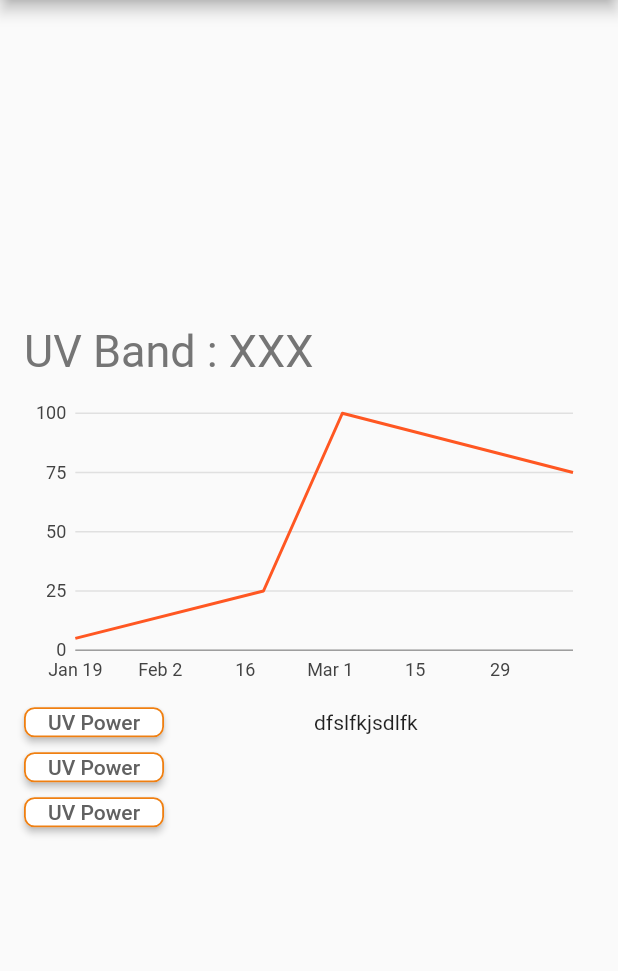
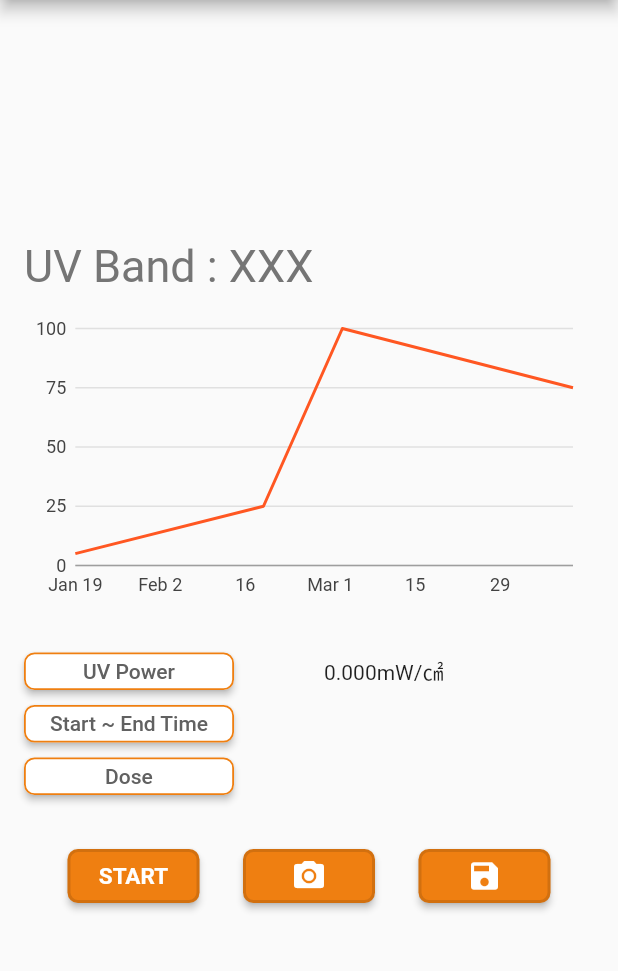
Before and after one commit to yeongeun109/porest_app, a Flutter app: the uvDose screen opened directly, on a phone screen of 412 x 824 dp, the part 84-1055 px from its top. Run offline on Flutter 3.47's test engine with Material 2 defaults, Android fonts, the phone set to English and light mode, and no system bars; our stand-ins replace charts_flutter, connectivity, flutter_blue, google_maps_flutter; missing offline and left inert: google_maps_place_picker, oscilloscope, tree_view, wifi_configuration.

Commit message:
uvDose, uvIndex

```diff
--- a/bluetooth_test/lib/uvDose.dart
+++ b/bluetooth_test/lib/uvDose.dart
@@ -51,7 +51,7 @@ class _uvDoseState extends State<uvDose> {
                     height: 200,
                     child: SimpleTimeSeriesChart.withSampleData(),
                   ),
-                  SizedBox(height: 10),
+                  SizedBox(height: 30),
                   Column(
                     //mainAxisAlignment: MainAxisAlignment.start,
                     crossAxisAlignment: CrossAxisAlignment.start,
@@ -59,7 +59,8 @@ class _uvDoseState extends State<uvDose> {
                       Row(
                         children: <Widget>[
                           SizedBox(
-                            height: 20,
+                            width: 140,
+                            height: 25,
                             child: RaisedButton(
                               child: Text('UV Power', style: TextStyle(color: Colors.grey[700])),
                               onPressed: (){},
@@ -70,15 +71,16 @@ class _uvDoseState extends State<uvDose> {
                               color: Colors.white
                             ),
                           ),
-                          SizedBox(width: 100),
-                          Text('dfslfkjsdlfk')
+                          SizedBox(width: 60),
+                          Text('0.000mW/㎠')
                         ],
                       ),
                       SizedBox(height: 10),
                       SizedBox(
-                        height: 20,
+                        width: 140,
+                        height: 25,
                         child: RaisedButton(
-                            child: Text('UV Power', style: TextStyle(color: Colors.grey[700])),
+                            child: Text('Start ~ End Time', style: TextStyle(color: Colors.grey[700])),
                             onPressed: (){},
                             shape: RoundedRectangleBorder(
                                 borderRadius: BorderRadius.circular(7),
@@ -90,9 +92,10 @@ class _uvDoseState extends State<uvDose> {
                       SizedBox(height: 10),
 
                       SizedBox(
-                        height: 20,
+                        width: 140,
+                        height: 25,
                         child: RaisedButton(
-                            child: Text('UV Power', style: TextStyle(color: Colors.grey[700])),
+                            child: Text('Dose', style: TextStyle(color: Colors.grey[700])),
                             onPressed: (){},
                             shape: RoundedRectangleBorder(
                                 borderRadius: BorderRadius.circular(7),
@@ -102,6 +105,49 @@ class _uvDoseState extends State<uvDose> {
                         ),
                       ),
                     ],
+                  ),
+                  SizedBox(height: 30,),
+                  Row(
+                    mainAxisAlignment: MainAxisAlignment.spaceEvenly,
+                    children: <Widget>[
+                      RaisedButton(
+                        child: Text(
+                          'START',
+                          style: TextStyle(
+                              color: Colors.white,
+                              fontWeight: FontWeight.bold,
+                              fontSize: 15),
+                        ),
+                        shape: RoundedRectangleBorder(
+                            borderRadius: BorderRadius.circular(7),
+                            side: BorderSide(color: Color(0x335f3206), width: 2)),
+                        onPressed: () {
+                        },
+                        color: Color(0xFFef7f11),
+                      ),
+                      RaisedButton(
+                        child: Icon(
+                          Icons.camera_alt,
+                          color: Colors.white,
+                        ),
+                        shape: RoundedRectangleBorder(
+                            borderRadius: BorderRadius.circular(7),
+                            side: BorderSide(color: Color(0x335f3206), width: 2)),
+                        onPressed: () {},
+                        color: Color(0xFFef7f11),
+                      ),
+                      RaisedButton(
+                        child: Icon(
+                          Icons.save,
+                          color: Colors.white,
+                        ),
+                        shape: RoundedRectangleBorder(
+                            borderRadius: BorderRadius.circular(7),
+                            side: BorderSide(color: Color(0x335f3206), width: 2)),
+                        onPressed: () {},
+                        color: Color(0xFFef7f11),
+                      )
+                    ],
                   )
                 ]
             )
--- a/bluetooth_test/pubspec.yaml
+++ b/bluetooth_test/pubspec.yaml
@@ -45,10 +45,7 @@ flutter:
 
   # To add assets to your application, add an assets section, like this:
   assets:
-   - images/genuv_logo_big.png
-   - images/genuv_logo_small.png
-   - images/genuv_logo_small_white.png
-
+   - images/
   # An image asset can refer to one or more resolution-specific "variants", see
   # https://flutter.dev/assets-and-images/#resolution-aware.
 
```
Also changed, not shown: bluetooth_test/lib/Navigation.dart (+13 -8 lines), bluetooth_test/lib/main.dart (+7 -3 lines), bluetooth_test/lib/uvIndex.dart (added, +139 -0 lines), bluetooth_test/lib/uvIntensity.dart (+7 -11 lines), bluetooth_test/lib/uvcSafe.dart (added, +52 -0 lines), bluetooth_test/images/uv_index_graph.png (added), bluetooth_test/images/uv_index_low.png (added), bluetooth_test/images/uv_index_moderate.png (added), bluetooth_test/images/uv_index_pin.png (added).
